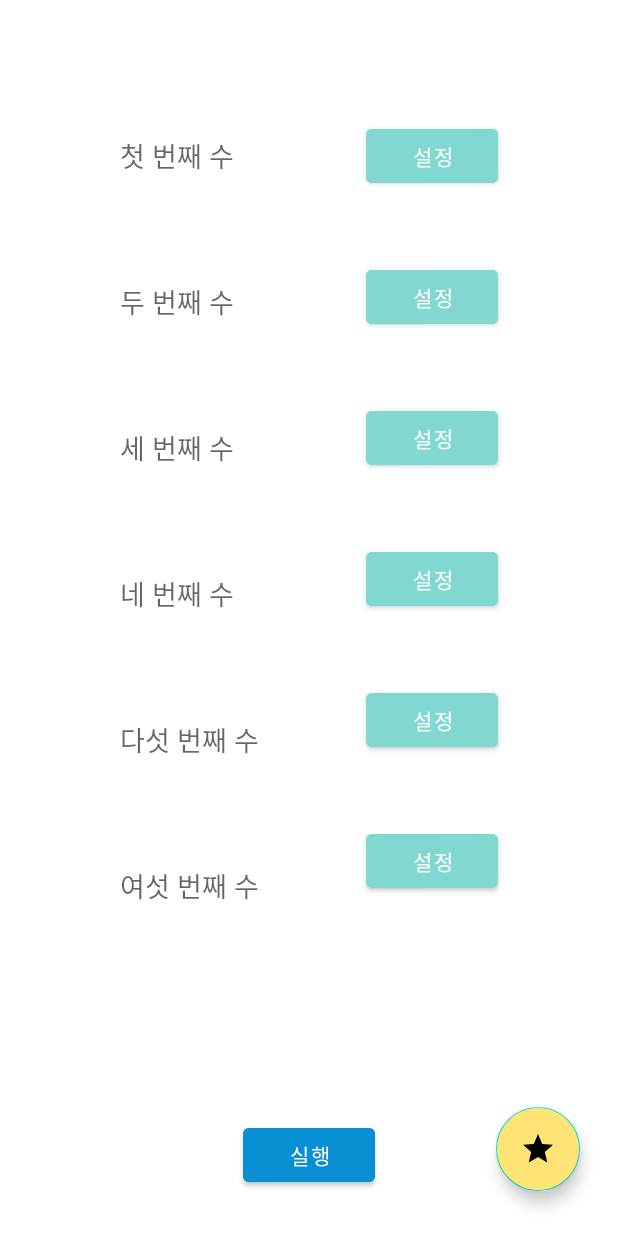
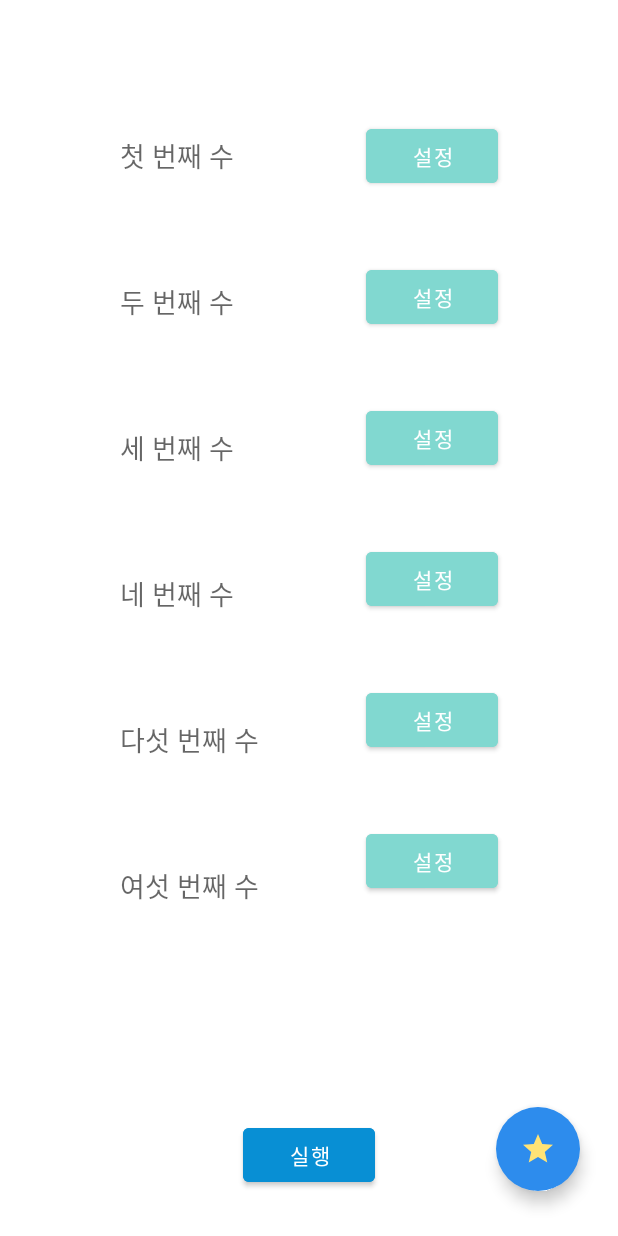
Before and after one commit to plusjob70/CustomLottoGenerator, an Android app: the screen it shows after launch (MainActivity), on a phone screen of 412 x 824 dp. Run offline under Robolectric (Android 15) with nearby library versions, the phone set to English and light mode, and no system bars.

Commit message:
Change Buttons Color

```diff
--- a/app/src/main/res/layout/activity_main.xml
+++ b/app/src/main/res/layout/activity_main.xml
@@ -159,8 +159,10 @@
         android:layout_marginBottom="30dp"
         android:clickable="true"
         app:layout_constraintBottom_toBottomOf="parent"
-        android:backgroundTint="@color/pastel_yellow"
+        android:backgroundTint="@color/fab_blue"
+        app:borderWidth="0dp"
         app:layout_constraintEnd_toEndOf="parent"
+        app:tint="@color/pastel_yellow"
         app:srcCompat="@drawable/ic_baseline_star_24" />
 
 </androidx.constraintlayout.widget.ConstraintLayout>
--- a/app/src/main/res/layout/activity_result.xml
+++ b/app/src/main/res/layout/activity_result.xml
@@ -86,6 +86,9 @@
         android:layout_marginEnd="25dp"
         android:layout_marginBottom="30dp"
         android:clickable="true"
+        android:backgroundTint="@color/fab_blue"
+        app:tint="@color/heart_red"
+        app:borderWidth="0dp"
         app:layout_constraintBottom_toBottomOf="parent"
         app:layout_constraintEnd_toEndOf="parent"
         app:srcCompat="@drawable/ic_baseline_favorite_24" />
--- a/app/src/main/res/layout/single_list.xml
+++ b/app/src/main/res/layout/single_list.xml
@@ -26,6 +26,8 @@
         android:layout_marginRight="7dp"
         android:layout_marginBottom="7dp"
         android:backgroundTint="@color/caution_red"
+        app:tint="@color/fa_gray"
+        app:borderWidth="0dp"
         android:clickable="true"
         app:srcCompat="@drawable/ic_baseline_delete_24" />
 
--- a/app/src/main/res/values/colors.xml
+++ b/app/src/main/res/values/colors.xml
@@ -8,8 +8,10 @@
     <color name="black">#FF000000</color>
     <color name="white">#FFFFFFFF</color>
     <color name="tiffany_blue">#81D8D0</color>
+    <color name="fab_blue">#2D8CED</color>
     <color name="ocean_blue">#088FD4</color>
     <color name="caution_red">#ef4035</color>
+    <color name="heart_red">#ED2415</color>
     <color name="fa_gray">#fafafa</color>
     <color name="pastel_yellow">#ffe375</color>
 </resources>
```
